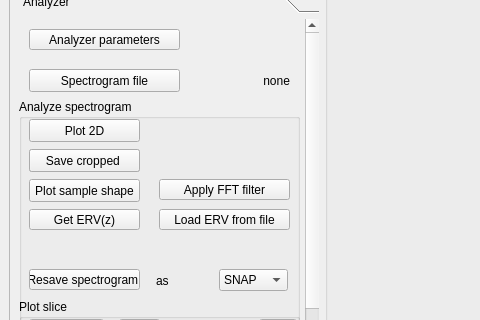
Old version of the form Windows/UIs/MainWindow.ui in the repository al509/ScanLoop; both pictures show x 0 to 480 and y 131 to 451 of the 1065 by 640 pixel window.
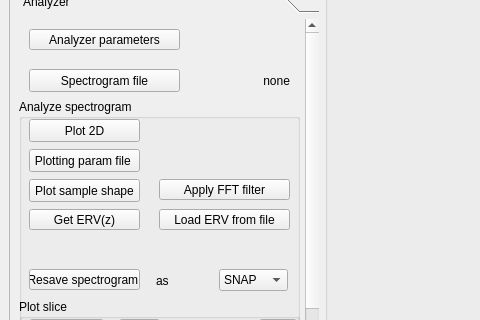
New version of the form.

Diff of the .ui file:
```diff
--- a/Windows/UIs/MainWindow.ui
+++ b/Windows/UIs/MainWindow.ui
@@ -1802,19 +1802,6 @@
               <string>as</string>
              </property>
             </widget>
-            <widget class="QPushButton" name="pushButton_analyzer_save_cropped">
-             <property name="geometry">
-              <rect>
-               <x>10</x>
-               <y>50</y>
-               <width>111</width>
-               <height>23</height>
-              </rect>
-             </property>
-             <property name="text">
-              <string>Save cropped </string>
-             </property>
-            </widget>
            </widget>
            <widget class="QGroupBox" name="groupBox_8">
             <property name="geometry">
```
Left out of the diff: 14 changed lines with no effect on the pictures.
